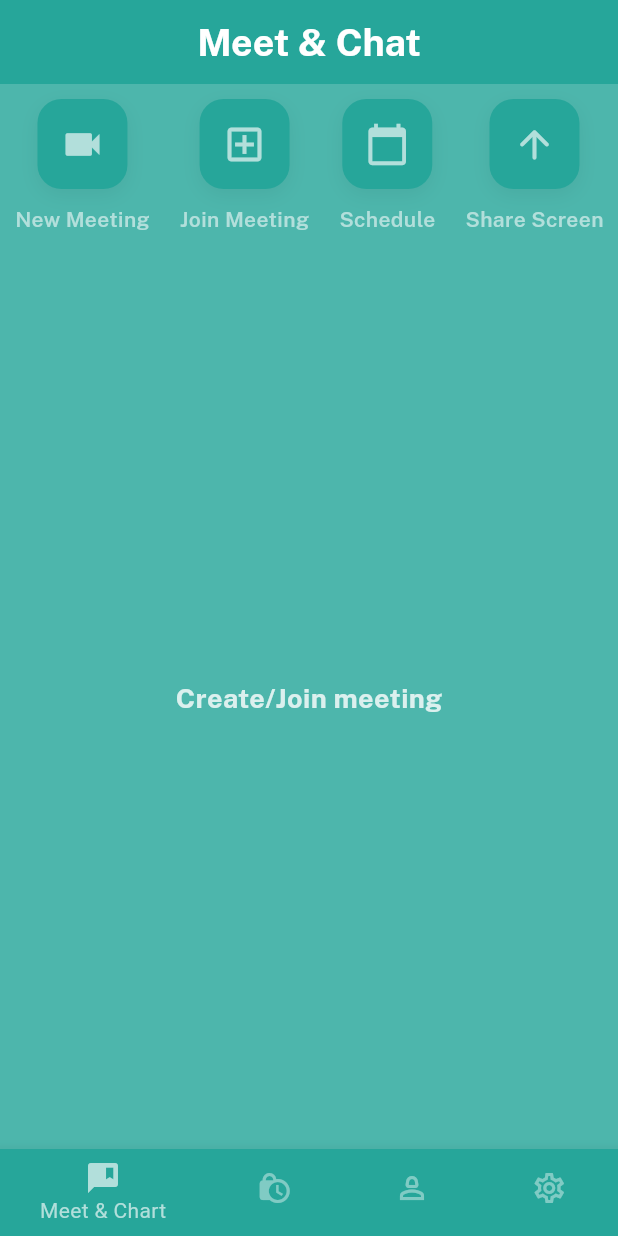
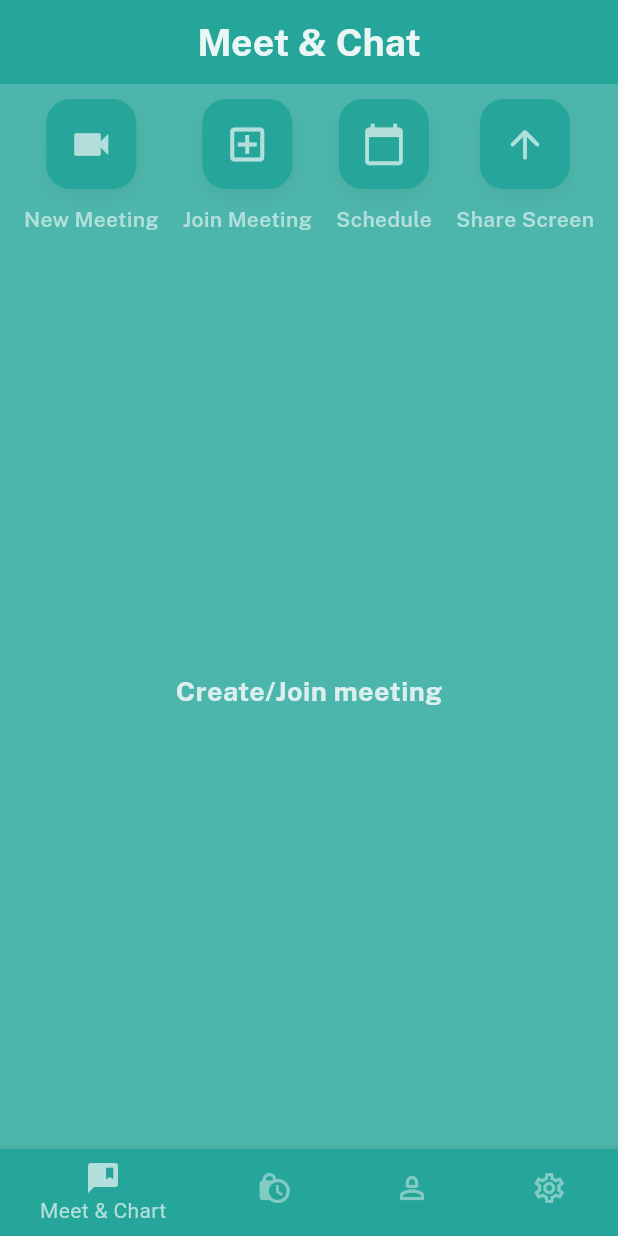
Before and after one commit to PavinDas/Konfer, a Flutter app: the screen it shows once a user with an empty profile is signed in, after a tap on "New Meeting", on a phone screen of 412 x 824 dp. Run offline on Flutter 3.47's test engine with Material 3 defaults, Android fonts, the phone set to English and light mode, and no system bars; our stand-ins replace cloud_firestore, firebase_auth, firebase_core, google_sign_in; missing offline and left inert: jitsi_meet_flutter_sdk; accounts and stored records are empty; network calls fail.

Commit message:
Users can create or join a meeting

```diff
--- a/lib/resources/auth_methods.dart
+++ b/lib/resources/auth_methods.dart
@@ -8,8 +8,8 @@ class AuthMethods {
   final FirebaseAuth _auth = FirebaseAuth.instance;
   final FirebaseFirestore _firestore = FirebaseFirestore.instance;
 
-
   Stream<User?> get authChanges => _auth.authStateChanges();
+  User get user => _auth.currentUser!;
 
   Future<bool> signInWithGoogle(BuildContext context) async {
     bool res = false;
--- /dev/null
+++ b/lib/resources/jitsi_meet_methods.dart
@@ -0,0 +1,33 @@
+import 'package:jitsi_meet_flutter_sdk/jitsi_meet_flutter_sdk.dart';
+import 'package:konfer/resources/auth_methods.dart';
+
+class JitsiMeetMethods {
+  final AuthMethods _authMethods = AuthMethods();
+  createMeeting(
+    String roomName,
+    bool isAudioMuted,
+    bool isVideoMuted,
+  ) async {
+    try {
+      var jitsiMeet = JitsiMeet();
+
+      var options = JitsiMeetConferenceOptions(
+        serverURL: "https://meet.jit.si",
+        room: roomName,
+        configOverrides: {
+          "startWithAudioMuted": isAudioMuted,
+          "startWithVideoMuted": isVideoMuted,
+        },
+        featureFlags: {"unsaferoomwarning.enabled": false},
+        userInfo: JitsiMeetUserInfo(
+          displayName: _authMethods.user.displayName,
+          email: _authMethods.user.email,
+          avatar: _authMethods.user.photoURL,
+        ),
+      );
+      jitsiMeet.join(options);
+    } catch (e) {
+      print("\n Error: $e");
+    }
+  }
+}
--- /dev/null
+++ b/lib/screens/history_meeting_screen.dart
@@ -0,0 +1,10 @@
+import 'package:flutter/material.dart';
+
+class HistorymeetingScreen extends StatelessWidget {
+  const HistorymeetingScreen({super.key});
+
+  @override
+  Widget build(BuildContext context) {
+    return const Text('History Meetings');
+  }
+}
--- a/lib/screens/home_screen.dart
+++ b/lib/screens/home_screen.dart
@@ -1,6 +1,8 @@
 import 'package:flutter/material.dart';
 import 'package:konfer/constants/colors.dart';
 import 'package:konfer/constants/consts.dart';
+import 'package:konfer/screens/history_meeting_screen.dart';
+import 'package:konfer/screens/meeting_screen.dart';
 import 'package:konfer/widgets/meeting_buttons.dart';
 
 class HomeScreen extends StatefulWidget {
@@ -12,6 +14,13 @@ class HomeScreen extends StatefulWidget {
 
 class _HomeScreenState extends State<HomeScreen> {
   int _page = 0;
+  List<Widget> pages = [
+     MeetingScreen(),
+    const HistorymeetingScreen(),
+    const Text('Contacts'),
+    const Text('Settings'),
+  ];
+
   @override
   Widget build(BuildContext context) {
     return Scaffold(
@@ -19,19 +28,69 @@ class _HomeScreenState extends State<HomeScreen> {
       appBar: AppBar(
         backgroundColor: secColor,
         elevation: 0,
-        title: const Text(
+        title: Text(
           'Meet & Chat',
           style: TextStyle(
             fontFamily: bold,
             fontSize: 25,
-            color: whiteColor,
+            color: whiteColor.withOpacity(
+              0.9,
+            ),
           ),
         ),
         centerTitle: true,
       ),
 
       //! Body
-      body: Column(
+      body: pages[_page],
+
+      //! Bottom Navigation Bar
+      bottomNavigationBar: BottomNavigationBar(
+        selectedItemColor: textColor,
+        unselectedItemColor: bgColor,
+        onTap: onPageChanged,
+        currentIndex: _page,
+        items: const [
+          BottomNavigationBarItem(
+            backgroundColor: secColor,
+            icon: Icon(Icons.comment_bank),
+            label: "Meet & Chart",
+          ),
+          BottomNavigationBarItem(
+            backgroundColor: secColor,
+            icon: Icon(Icons.lock_clock),
+            label: "Meetings",
+          ),
+          BottomNavigationBarItem(
+            backgroundColor: secColor,
+            icon: Icon(Icons.person_2_outlined),
+            label: "Contacts",
+          ),
+          BottomNavigationBarItem(
+            backgroundColor: secColor,
+            icon: Icon(Icons.settings_outlined),
+            label: "Settings",
+          ),
+        ],
+      ),
+    );
+  }
+
+  onPageChanged(int page) {
+    setState(() {
+      _page = page;
+    });
+  }
+}
+
+class Historymeeting extends StatelessWidget {
+  const Historymeeting({
+    super.key,
+  });
+
+  @override
+  Widget build(BuildContext context) {
+    return Column(
       children: [
         Row(
           mainAxisAlignment: MainAxisAlignment.spaceEvenly,
@@ -73,42 +132,6 @@ class _HomeScreenState extends State<HomeScreen> {
           ),
         ),
       ],
-      ),
-
-      //! Bottom Navigation Bar
-      bottomNavigationBar: BottomNavigationBar(
-          selectedItemColor: textColor,
-          unselectedItemColor: bgColor,
-          onTap: onPageChanged,
-          currentIndex: _page,
-          items: const [
-            BottomNavigationBarItem(
-              backgroundColor: secColor,
-              icon: Icon(Icons.comment_bank),
-              label: "Meet & Chart",
-            ),
-            BottomNavigationBarItem(
-              backgroundColor: secColor,
-              icon: Icon(Icons.lock_clock),
-              label: "Meetings",
-            ),
-            BottomNavigationBarItem(
-              backgroundColor: secColor,
-              icon: Icon(Icons.person_2_outlined),
-              label: "Contacts",
-            ),
-            BottomNavigationBarItem(
-              backgroundColor: secColor,
-              icon: Icon(Icons.settings_outlined),
-              label: "Settings",
-            ),
-          ]),
     );
   }
-
-  onPageChanged(int page) {
-    setState(() {
-      _page = page;
-    });
 }
-}
--- /dev/null
+++ b/lib/screens/meeting_screen.dart
@@ -0,0 +1,69 @@
+import 'dart:math';
+
+import 'package:flutter/material.dart';
+import 'package:konfer/constants/colors.dart';
+import 'package:konfer/constants/styles.dart';
+import 'package:konfer/resources/jitsi_meet_methods.dart';
+import 'package:konfer/widgets/meeting_buttons.dart';
+
+class MeetingScreen extends StatelessWidget {
+  MeetingScreen({super.key});
+
+  final JitsiMeetMethods _jitsiMeetMethods = JitsiMeetMethods();
+  createNewMeeting() async {
+    var random = Random();
+    String roomName = (random.nextInt(10000000) + 10000000).toString();
+    _jitsiMeetMethods.createMeeting(
+      roomName,
+      true,
+      true,
+    );
+  }
+
+  @override
+  Widget build(BuildContext context) {
+    return Column(
+      children: [
+        Row(
+          mainAxisAlignment: MainAxisAlignment.spaceEvenly,
+          children: [
+            meetingButtons(
+              onPressed: () => createNewMeeting(),
+              icon: Icons.videocam,
+              text: 'New Meeting',
+            ),
+            meetingButtons(
+              onPressed: () {},
+              icon: Icons.add_box_outlined,
+              text: 'Join Meeting',
+            ),
+            meetingButtons(
+              onPressed: () {},
+              icon: Icons.calendar_today,
+              text: 'Schedule',
+            ),
+            meetingButtons(
+              onPressed: () {},
+              icon: Icons.arrow_upward_rounded,
+              text: 'Share Screen',
+            ),
+          ],
+        ),
+        Expanded(
+          child: Center(
+            child: Text(
+              'Create/Join meeting',
+              style: TextStyle(
+                fontFamily: bold,
+                color: whiteColor.withOpacity(
+                  0.8,
+                ),
+                fontSize: 18,
+              ),
+            ),
+          ),
+        ),
+      ],
+    );
+  }
+}
--- a/lib/widgets/meeting_buttons.dart
+++ b/lib/widgets/meeting_buttons.dart
@@ -18,12 +18,9 @@ class meetingButtons extends StatelessWidget {
   Widget build(BuildContext context) {
     return GestureDetector(
       onTap: onPressed,
-      child: Padding(
-        padding: const EdgeInsets.all(
-          10,
-        ),
       child: Column(
         children: [
+          const SizedBox(height: 10,),
           Container(
             decoration: BoxDecoration(
               color: secColor,
@@ -63,7 +60,6 @@ class meetingButtons extends StatelessWidget {
           ),
         ],
       ),
-      ),
     );
   }
 }
--- a/pubspec.yaml
+++ b/pubspec.yaml
@@ -37,7 +37,7 @@ dependencies:
     sdk: flutter
   google_sign_in: ^6.2.1
   intl: ^0.19.0
-  jitsi_meet_wrapper: ^0.2.0+1
+  jitsi_meet_flutter_sdk: ^0.4.1
 
 dev_dependencies:
   flutter_lints: ^3.0.0
@@ -79,6 +79,5 @@ flutter:
     - family: sans_bold
       fonts:
         - asset: assets/fonts/sans_bold.ttf
-  #
   # For details regarding fonts from package dependencies,
   # see https://flutter.dev/custom-fonts/#from-packages
```
Also changed, not shown: pubspec.lock, 1 other file. Lines whose indentation alone changed are shown as unchanged.
